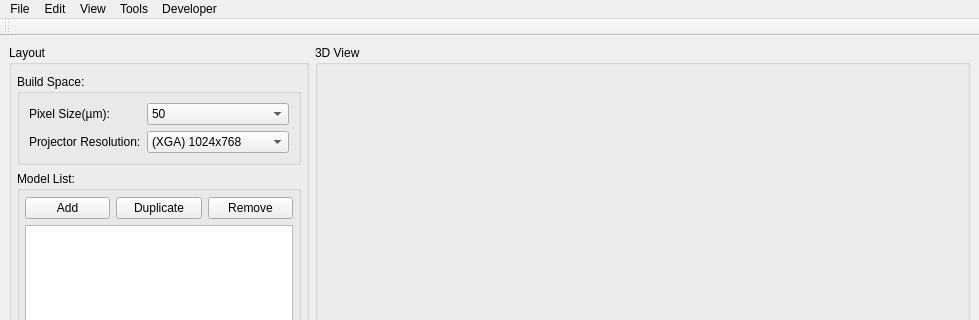
B9Creations/B9Creator, file B9Creator/b9layout/b93dmain.ui: the form before one commit; both pictures show x 0 to 979 and y 0 to 320 of the 979 by 758 pixel window.
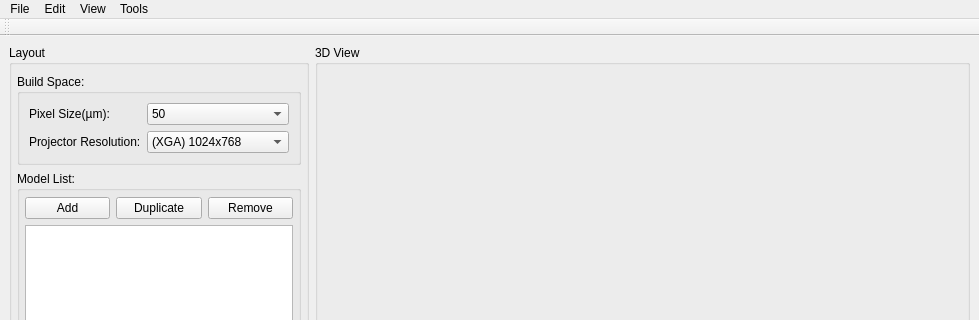
The form after the commit. Icons and pictures are not drawn.

Patch:
```diff
--- a/B9Creator/b9layout/b93dmain.ui
+++ b/B9Creator/b9layout/b93dmain.ui
@@ -517,17 +517,10 @@
     <addaction name="actionDrop_To_Floor"/>
     <addaction name="actionDuplicate"/>
    </widget>
-   <widget class="QMenu" name="menuDeveloper">
-    <property name="title">
-     <string>Developer</string>
-    </property>
-    <addaction name="actionDebug_Slices"/>
-   </widget>
    <addaction name="menuFile"/>
    <addaction name="menuEdit"/>
    <addaction name="menuView"/>
    <addaction name="menuTools"/>
-   <addaction name="menuDeveloper"/>
   </widget>
   <widget class="QStatusBar" name="statusbar"/>
   <widget class="QToolBar" name="mainToolBar">
```
Left out of the diff: 233 changed lines with no effect on the pictures.
